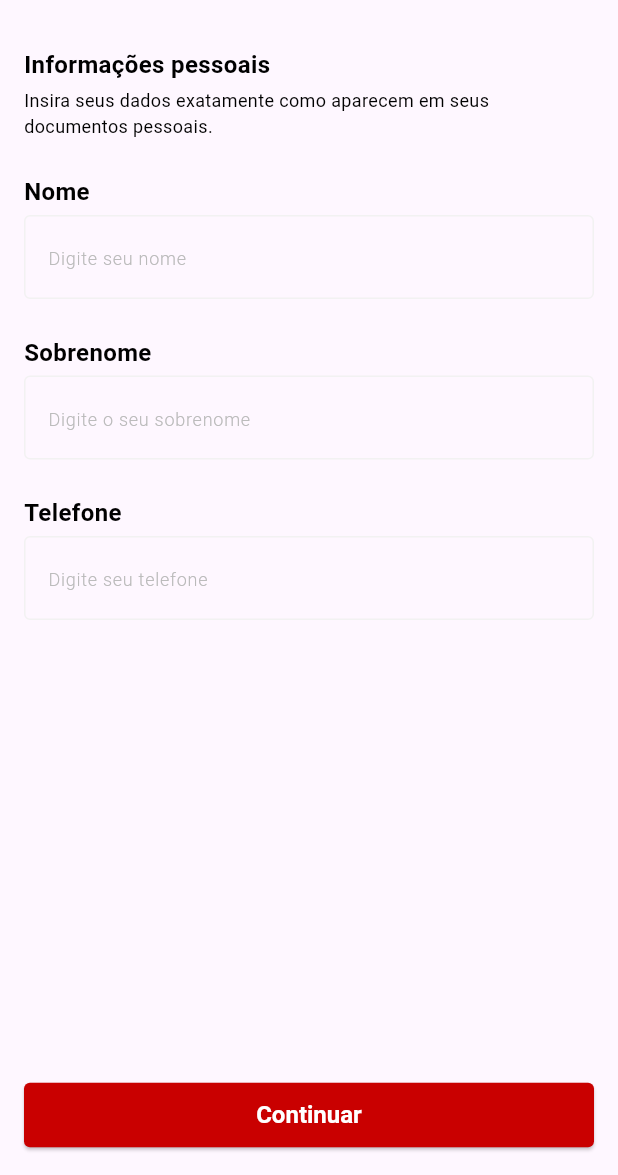
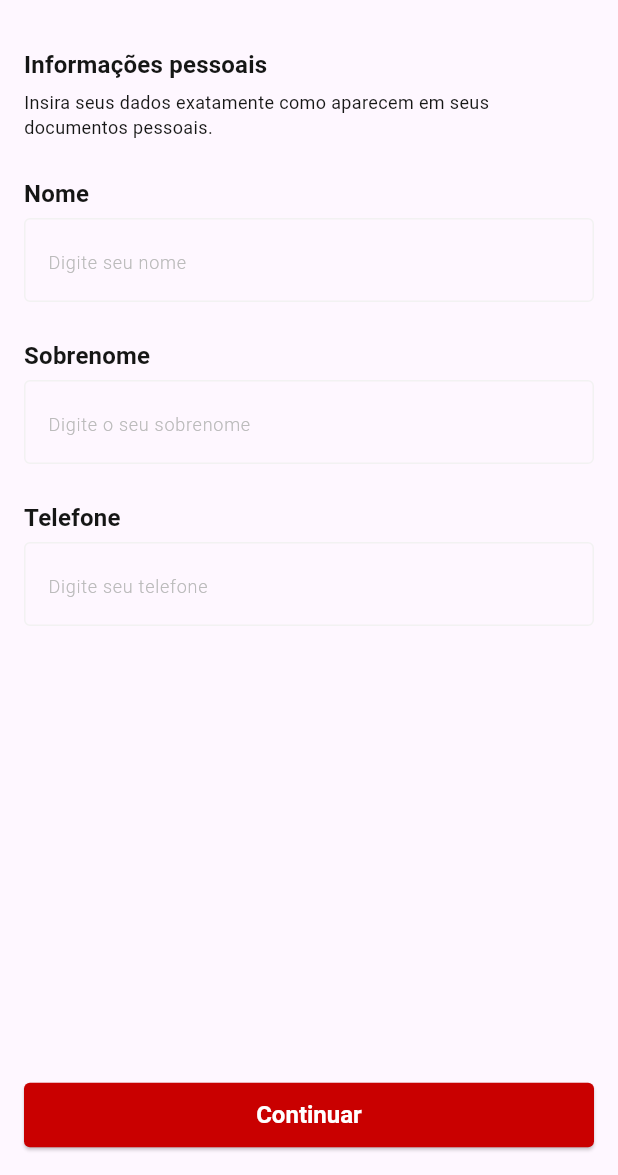
Before and after one commit to joas-barros/frc_prototype, a Flutter app: the screen it shows after launch, after a tap on "Registrar-se", on a phone screen of 412 x 824 dp, the part 61-1236 px from its top. Run offline on Flutter 3.47's test engine with Material 3 defaults, Android fonts, the phone set to English and light mode, and no system bars; our stand-ins replace app_links, flutter_dotenv, flutter_svg, supabase_flutter; accounts and stored records are empty.

Commit message:
refactor: text theme

```diff
--- a/lib/app/app_widget.dart
+++ b/lib/app/app_widget.dart
@@ -17,7 +17,10 @@ class MyApp extends StatelessWidget {
     return MaterialApp(
       debugShowCheckedModeBanner: false,
       theme: ThemeData(
-        colorScheme: ColorScheme.fromSeed(seedColor: Colors.deepPurple),
+          colorScheme: ColorScheme.fromSeed(
+            seedColor: Colors.deepPurple,
+            onSurface: AppColors.textColor,
+          ),
           useMaterial3: true,
           elevatedButtonTheme: ElevatedButtonThemeData(
             style: ElevatedButton.styleFrom(
@@ -34,8 +37,38 @@ class MyApp extends StatelessWidget {
                 fontWeight: FontWeight.w600,
               ),
             ),
-        )
           ),
+          textButtonTheme: TextButtonThemeData(
+            style: TextButton.styleFrom(
+              textStyle: TextStyle(
+                fontSize: 12,
+                fontWeight: FontWeight.w600,
+              ),
+            ),
+          ),
+          textTheme: TextTheme(
+            titleMedium: TextStyle(
+              fontSize: 16,
+              fontWeight: FontWeight.w600,
+            ),
+            titleLarge: TextStyle(
+              fontSize: 20,
+              fontWeight: FontWeight.w600,
+            ),
+            bodyMedium: TextStyle(
+              fontSize: 12,
+              fontWeight: FontWeight.w400,
+            ),
+            bodySmall: TextStyle(
+              fontSize: 10,
+              fontWeight: FontWeight.w300,
+            ),
+            labelSmall: TextStyle(
+              fontSize: 12,
+              fontWeight: FontWeight.w300,
+              color: AppColors.textFieldHintText,
+            ),
+          )),
       //home: LoginPage(),
       routes: {
         AppRoutes.splash: (context) => AuthPage(),
--- a/lib/app/ui/core/app_colors.dart
+++ b/lib/app/ui/core/app_colors.dart
@@ -8,4 +8,5 @@ class AppColors {
   static const Color textFieldHintText = Color(0xFFBABABA);
   static const Color textFieldBorderEnabled = Color(0xFFF2F2F2);
   static const Color divider = Color(0xFF212130);
+  static const Color textColor = Color(0xFF151615);
 }
--- a/lib/app/ui/pages/login/login_page.dart
+++ b/lib/app/ui/pages/login/login_page.dart
@@ -33,7 +33,8 @@ class _LoginPageState extends State<LoginPage> {
   Widget build(BuildContext context) {
     return Scaffold(
       backgroundColor: AppColors.loginBackground,
-      body: SingleChildScrollView(
+      body: SafeArea(
+        child: SingleChildScrollView(
           child: Padding(
             padding: EdgeInsets.symmetric(
               horizontal: 16,
@@ -55,10 +56,8 @@ class _LoginPageState extends State<LoginPage> {
                 SizedBox(height: 32),
                 Text(
                   'E-mail',
-                style: TextStyle(
+                  style: Theme.of(context).textTheme.titleMedium?.copyWith(
                         color: Colors.white,
-                  fontSize: 16,
-                  fontWeight: FontWeight.w600,
                       ),
                 ),
                 SizedBox(height: 4),
@@ -74,20 +73,14 @@ class _LoginPageState extends State<LoginPage> {
                       ),
                     ),
                     hintText: 'Digite seu e-mail',
-                  hintStyle: TextStyle(
-                    color: AppColors.textFieldHintText,
-                    fontSize: 12,
-                    fontWeight: FontWeight.w300,
-                  ),
+                    hintStyle: Theme.of(context).textTheme.labelSmall,
                   ),
                 ),
                 SizedBox(height: 16),
                 Text(
                   'Senha',
-                style: TextStyle(
+                  style: Theme.of(context).textTheme.titleMedium?.copyWith(
                         color: Colors.white,
-                  fontSize: 16,
-                  fontWeight: FontWeight.w600,
                       ),
                 ),
                 SizedBox(height: 4),
@@ -103,16 +96,12 @@ class _LoginPageState extends State<LoginPage> {
                         width: 1.0,
                       ),
                     ),
-                  hintText: 'Digite sua senha',
-                  hintStyle: TextStyle(
-                    color: AppColors.textFieldHintText,
-                    fontSize: 12,
-                    fontWeight: FontWeight.w300,
-                  ),
+                    hintText: 'Digite a sua senha',
+                    hintStyle: Theme.of(context).textTheme.labelSmall,
                     suffixIcon: IconButton(
                       icon: Icon(
                         _obscureText ? Icons.visibility : Icons.visibility_off,
-                      color: Colors.white,
+                        color: AppColors.textFieldHintText,
                       ),
                       onPressed: () {
                         setState(() {
@@ -136,9 +125,8 @@ class _LoginPageState extends State<LoginPage> {
                     ),
                     Text(
                       'Manter-me conectado',
-                    style: TextStyle(
+                      style: Theme.of(context).textTheme.bodyMedium?.copyWith(
                             color: Colors.white,
-                      fontSize: 12,
                           ),
                     ),
                   ],
@@ -156,7 +144,6 @@ class _LoginPageState extends State<LoginPage> {
                       'Esqueci minha senha',
                       style: TextStyle(
                         color: Colors.white,
-                      fontSize: 12,
                       ),
                     ),
                   ),
@@ -190,13 +177,13 @@ class _LoginPageState extends State<LoginPage> {
                         'Registrar-se',
                         style: TextStyle(
                           color: AppColors.buttonBackground,
-                        fontSize: 12,
                         ),
                       ),
                     ),
                   ],
                 ),
               ],
+            ),
           ),
         ),
       ),
--- a/lib/app/ui/pages/sign-up/register_page.dart
+++ b/lib/app/ui/pages/sign-up/register_page.dart
@@ -20,10 +20,7 @@ class _RegisterPageState extends State<RegisterPage> {
       appBar: AppBar(
         title: Text(
           'Participar',
-          style: TextStyle(
-            fontSize: 20,
-            fontWeight: FontWeight.w600,
-          ),
+          style: Theme.of(context).textTheme.titleLarge,
         ),
         centerTitle: true,
       ),
@@ -33,31 +30,19 @@ class _RegisterPageState extends State<RegisterPage> {
           child: Column(
             crossAxisAlignment: CrossAxisAlignment.stretch,
             children: [
-              const Text(
+              Text(
                 'Informações pessoais',
-                style: TextStyle(
-                  color: Colors.black,
-                  fontSize: 16,
-                  fontWeight: FontWeight.w600,
-                ),
+                style: Theme.of(context).textTheme.titleMedium,
               ),
               const SizedBox(height: 4),
-              const Text(
+              Text(
                 'Insira seus dados exatamente como aparecem em seus documentos pessoais.',
-                style: TextStyle(
-                  color: Colors.black,
-                  fontSize: 12,
-                  fontWeight: FontWeight.w400,
-                ),
+                style: Theme.of(context).textTheme.bodyMedium,
               ),
               const SizedBox(height: 24),
-              const Text(
+              Text(
                 'Nome',
-                style: TextStyle(
-                  color: Colors.black,
-                  fontSize: 16,
-                  fontWeight: FontWeight.w600,
-                ),
+                style: Theme.of(context).textTheme.titleMedium,
               ),
               const SizedBox(height: 4),
               TextField(
@@ -79,21 +64,13 @@ class _RegisterPageState extends State<RegisterPage> {
                     ),
                   ),
                   hintText: 'Digite seu nome',
-                  hintStyle: TextStyle(
-                    color: AppColors.textFieldHintText,
-                    fontSize: 12,
-                    fontWeight: FontWeight.w300,
-                  ),
+                  hintStyle: Theme.of(context).textTheme.labelSmall,
                 ),
               ),
               const SizedBox(height: 24),
-              const Text(
+              Text(
                 'Sobrenome',
-                style: TextStyle(
-                  color: Colors.black,
-                  fontSize: 16,
-                  fontWeight: FontWeight.w600,
-                ),
+                style: Theme.of(context).textTheme.titleMedium,
               ),
               const SizedBox(height: 4),
               TextField(
@@ -115,21 +92,13 @@ class _RegisterPageState extends State<RegisterPage> {
                     ),
                   ),
                   hintText: 'Digite o seu sobrenome',
-                  hintStyle: TextStyle(
-                    color: AppColors.textFieldHintText,
-                    fontSize: 12,
-                    fontWeight: FontWeight.w300,
-                  ),
+                  hintStyle: Theme.of(context).textTheme.labelSmall,
                 ),
               ),
               SizedBox(height: 24),
-              const Text(
+              Text(
                 'Telefone',
-                style: TextStyle(
-                  color: Colors.black,
-                  fontSize: 16,
-                  fontWeight: FontWeight.w600,
-                ),
+                style: Theme.of(context).textTheme.titleMedium,
               ),
               const SizedBox(height: 4),
               TextField(
@@ -151,11 +120,7 @@ class _RegisterPageState extends State<RegisterPage> {
                     ),
                   ),
                   hintText: 'Digite seu telefone',
-                  hintStyle: TextStyle(
-                    color: AppColors.textFieldHintText,
-                    fontSize: 12,
-                    fontWeight: FontWeight.w300,
-                  ),
+                  hintStyle: Theme.of(context).textTheme.labelSmall,
                 ),
               ),
             ],
```
Also changed, not shown: lib/app/ui/pages/forgot_password/create_new_password.dart (+17 -31 lines), lib/app/ui/pages/forgot_password/forgot_password_email_page.dart (+7 -22 lines), lib/app/ui/pages/forgot_password/forgot_password_message.dart (+10 -35 lines), lib/app/ui/pages/sign-up/register_page_2.dart (+31 -73 lines). Lines whose indentation alone changed are shown as unchanged.
